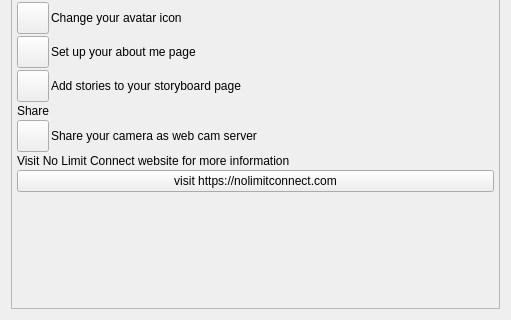
Qt form nolimitgui/CommonSrc/Forms/AppletGetStarted.ui (nolimitconnect/NoLimitConnect) before a commit; both pictures show x 0 to 511 and y 351 to 671 of the 511 by 671 pixel window.
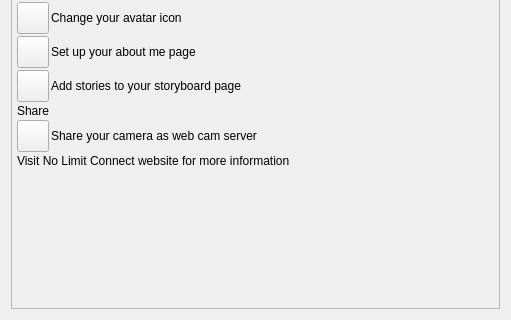
The same form after that commit. Custom widgets are drawn as their Qt base class.

Diff of the .ui file:
```diff
--- a/nolimitgui/CommonSrc/Forms/AppletGetStarted.ui
+++ b/nolimitgui/CommonSrc/Forms/AppletGetStarted.ui
@@ -42,8 +42,8 @@
        <rect>
         <x>0</x>
         <y>0</y>
-        <width>491</width>
-        <height>651</height>
+        <width>497</width>
+        <height>657</height>
        </rect>
       </property>
       <layout class="QVBoxLayout" name="verticalLayout">
@@ -723,17 +723,7 @@
         </widget>
        </item>
        <item>
-        <widget class="QPushButton" name="gotoWebsiteButton">
-         <property name="sizePolicy">
-          <sizepolicy hsizetype="Minimum" vsizetype="Preferred">
-           <horstretch>0</horstretch>
-           <verstretch>0</verstretch>
-          </sizepolicy>
-         </property>
-         <property name="text">
-          <string>visit https://nolimitconnect.com</string>
-         </property>
-        </widget>
+        <widget class="WebsiteWidget" name="m_WebsiteWidget" native="true"/>
        </item>
        <item>
         <spacer name="verticalSpacer">
@@ -760,6 +750,12 @@
    <extends>QPushButton</extends>
    <header>VxPushButton.h</header>
   </customwidget>
+  <customwidget>
+   <class>WebsiteWidget</class>
+   <extends>QWidget</extends>
+   <header>WebsiteWidget.h</header>
+   <container>1</container>
+  </customwidget>
  </customwidgets>
  <resources/>
  <connections/>
```
